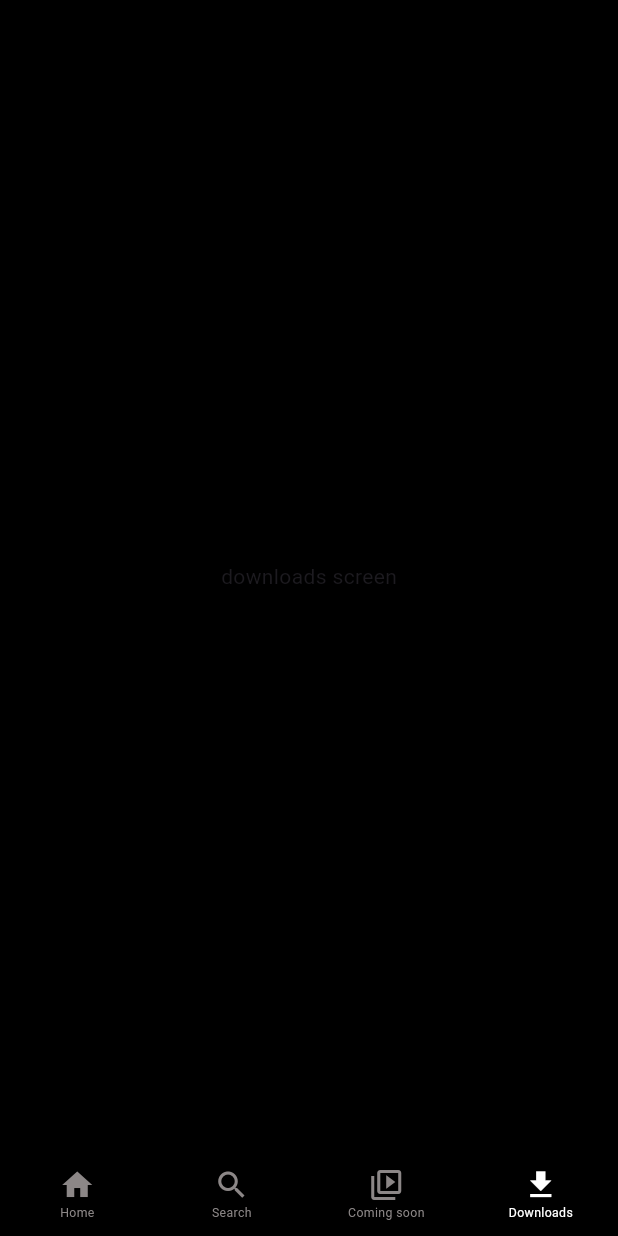
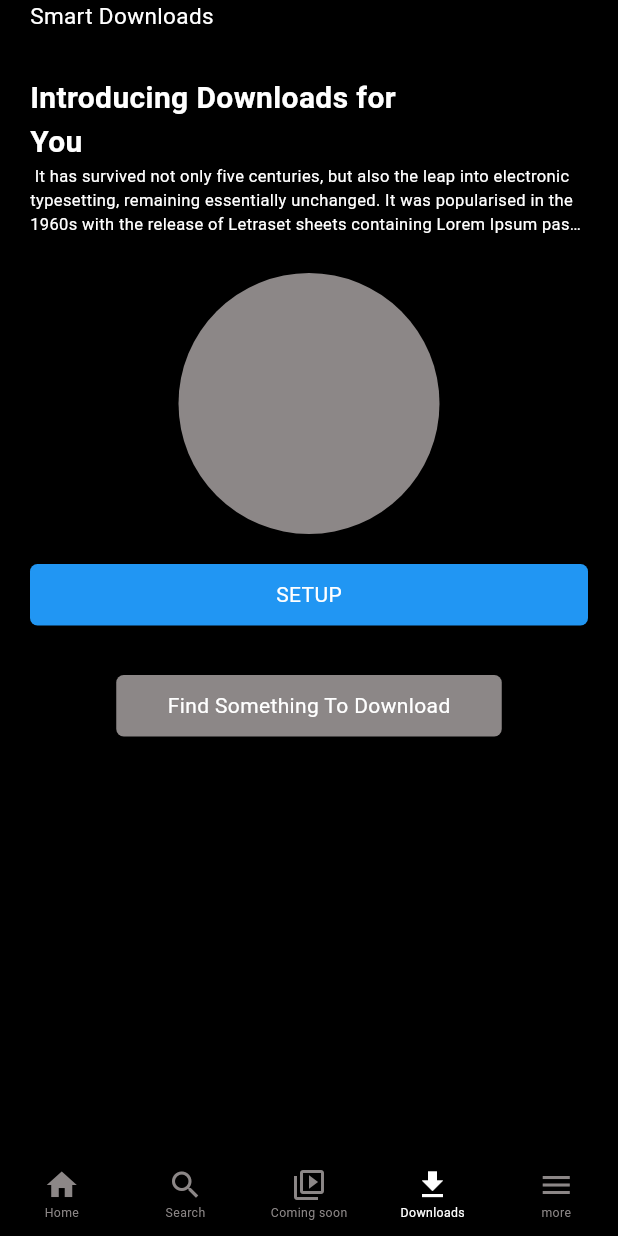
Before and after one commit to Amaldas467/netflixx_clone_main, a Flutter app: the BottomNavScreen screen opened directly, item 4 of the bottom bar chosen, on a phone screen of 412 x 824 dp. Run offline on Flutter 3.47's test engine with Material 3 defaults, Android fonts, the phone set to English and light mode, and no system bars; network calls fail.

Commit message:
mew changes

```diff
--- a/lib/view/bottom_nav_screen/bottom_nav_screen.dart
+++ b/lib/view/bottom_nav_screen/bottom_nav_screen.dart
@@ -1,6 +1,9 @@
 import 'package:flutter/material.dart';
 import 'package:netflix_dec/utils/color_constants.dart';
+import 'package:netflix_dec/view/comming_soon/commingsoon.dart';
+import 'package:netflix_dec/view/download_screen/download.dart';
 import 'package:netflix_dec/view/home_screen/home_screen.dart';
+import 'package:netflix_dec/view/more_screen/more.dart';
 import 'package:netflix_dec/view/search_screen/search_screen.dart';
 
 class BottomNavScreen extends StatefulWidget {
@@ -14,6 +17,9 @@ class _BottomNavScreenState extends State<BottomNavScreen> {
   List<Widget> screens = [
     HomeScreen(),
     SearchScreen(),
+    Comingsoon(),
+    Dowmnload(),
+    Morescreen(),
     Center(
       child: Text("comming soon screen"),
     ),
@@ -53,6 +59,7 @@ class _BottomNavScreenState extends State<BottomNavScreen> {
                 label: "Coming soon"),
             BottomNavigationBarItem(
                 icon: Icon(Icons.download_sharp), label: "Downloads"),
+            BottomNavigationBarItem(icon: Icon(Icons.menu), label: "more")
           ],
         ));
   }
--- /dev/null
+++ b/lib/view/download_screen/download.dart
@@ -0,0 +1,106 @@
+import 'package:flutter/material.dart';
+import 'package:netflix_dec/utils/color_constants.dart';
+
+class Dowmnload extends StatefulWidget {
+  const Dowmnload({super.key});
+
+  @override
+  State<Dowmnload> createState() => _DowmnloadState();
+}
+
+class _DowmnloadState extends State<Dowmnload> {
+  @override
+  Widget build(BuildContext context) {
+    return Scaffold(
+      backgroundColor: ColorConstants.mainBlack,
+      body: SafeArea(
+        child: Padding(
+          padding: const EdgeInsets.symmetric(horizontal: 20),
+          child: Column(
+            crossAxisAlignment: CrossAxisAlignment.start,
+            children: [
+              Text(
+                'Smart Downloads',
+                style: TextStyle(color: ColorConstants.mainWhite, fontSize: 15),
+              ),
+              SizedBox(
+                height: 30,
+              ),
+              Text(
+                'Introducing Downloads for ',
+                style: TextStyle(
+                    color: ColorConstants.mainWhite,
+                    fontSize: 20,
+                    fontWeight: FontWeight.bold),
+              ),
+              Text(
+                'You ',
+                style: TextStyle(
+                    color: ColorConstants.mainWhite,
+                    fontSize: 20,
+                    fontWeight: FontWeight.bold),
+              ),
+              Text(
+                ' It has survived not only five centuries, but also the leap into electronic typesetting, remaining essentially unchanged. It was popularised in the 1960s with the release of Letraset sheets containing Lorem Ipsum passages, and more recently with desktop publishing software like Aldus PageMaker including versions of Lorem Ipsum',
+                maxLines: 3,
+                overflow: TextOverflow.ellipsis,
+                style: TextStyle(
+                    color: ColorConstants.mainWhite,
+                    fontSize: 11,
+                    fontWeight: FontWeight.normal),
+              ),
+              SizedBox(
+                height: 25,
+              ),
+              Center(
+                child: CircleAvatar(
+                  backgroundColor: ColorConstants.mainGrey,
+                  radius: 87,
+                ),
+              ),
+              SizedBox(
+                height: 20,
+              ),
+              InkWell(
+                onTap: () {},
+                child: Container(
+                  child: Center(
+                    child: Text(
+                      'SETUP',
+                      style: TextStyle(
+                          color: ColorConstants.mainWhite, fontSize: 14),
+                    ),
+                  ),
+                  height: 41,
+                  width: double.infinity,
+                  decoration: BoxDecoration(
+                      color: Colors.blue,
+                      borderRadius: BorderRadius.circular(5)),
+                ),
+              ),
+              SizedBox(
+                height: 33,
+              ),
+              Center(
+                child: Container(
+                  child: Center(
+                    child: Text(
+                      'Find Something To Download',
+                      style: TextStyle(
+                          color: ColorConstants.mainWhite, fontSize: 14),
+                    ),
+                  ),
+                  height: 41,
+                  width: 257,
+                  decoration: BoxDecoration(
+                      color: ColorConstants.mainGrey,
+                      borderRadius: BorderRadius.circular(5)),
+                ),
+              ),
+            ],
+          ),
+        ),
+      ),
+    );
+  }
+}
--- a/lib/view/user_name_screen/user_name_screen.dart
+++ b/lib/view/user_name_screen/user_name_screen.dart
@@ -3,7 +3,6 @@ import 'package:netflix_dec/utils/color_constants.dart';
 import 'package:netflix_dec/utils/database.dart';
 import 'package:netflix_dec/utils/image_constants.dart';
 import 'package:netflix_dec/view/bottom_nav_screen/bottom_nav_screen.dart';
-import 'package:netflix_dec/view/home_screen/home_screen.dart';
 
 class UserNameScreen extends StatelessWidget {
   const UserNameScreen({super.key});
@@ -45,7 +44,6 @@ class UserNameScreen extends StatelessWidget {
                     DbData.userNameImages.length
                 ? InkWell(
                     onTap: () {
-                      // write code to navigate to home screen
                       Navigator.push(
                           context,
                           MaterialPageRoute(
```
Also changed, not shown: lib/view/comming_soon/commingsoon.dart (added, +13 -0 lines), lib/view/home_screen/widgets/custom_movie_cards.dart (+14 -9 lines), lib/view/more_screen/more.dart (added, +49 -0 lines).
